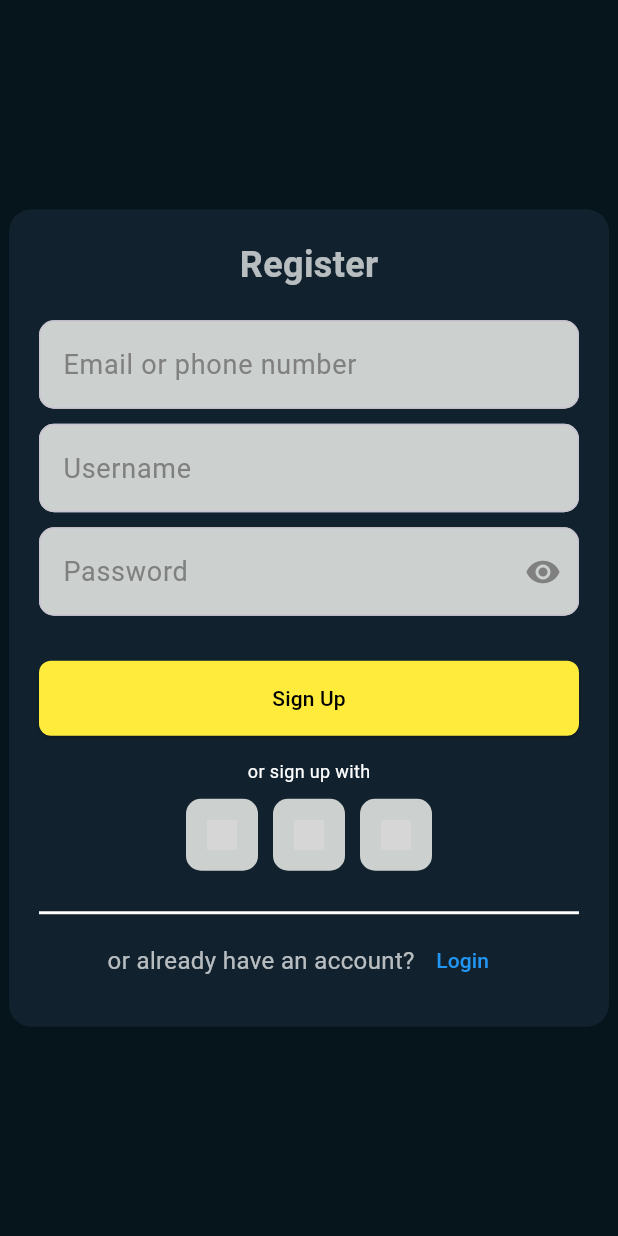
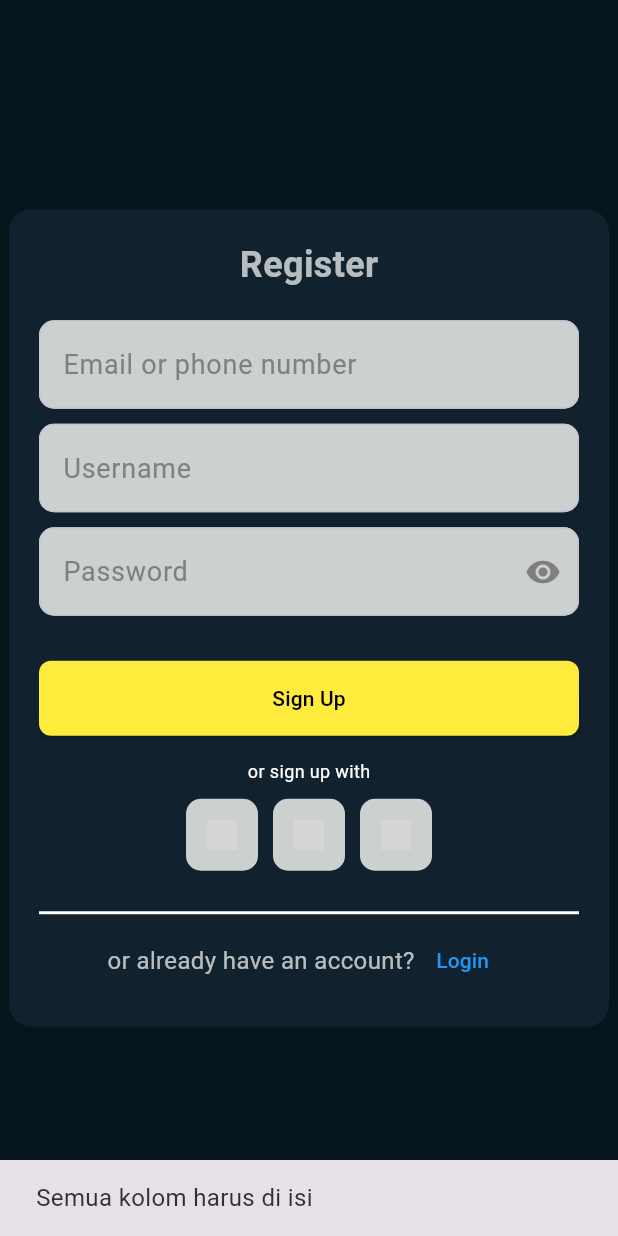
Before and after one commit to Boyzest-Saragih/streamingApp_Kelompok_8, a Flutter app: the RegisterScreen screen opened directly, after a tap on "Sign Up", on a phone screen of 412 x 824 dp. Run offline on Flutter 3.47's test engine with Material 3 defaults, Android fonts, the phone set to English and light mode, and no system bars; our stand-ins replace flutter_dotenv; grey boxes are pictures that could not be loaded.

```diff
--- a/lib/screens/register_screen.dart
+++ b/lib/screens/register_screen.dart
@@ -20,12 +20,30 @@ class _RegisterScreenState extends State<RegisterScreen> {
     String username = _usenameController.text;
     String password = _passwordController.text;
 
-    if (email.isNotEmpty || username.isNotEmpty || password.isNotEmpty) {
+    if (email.isEmpty || username.isEmpty || password.isEmpty) {
+      ScaffoldMessenger.of(
+        context,
+      ).showSnackBar(const SnackBar(content: Text("Semua kolom harus di isi")));
+      return;
+    }
+
+    if (password.length < 6) {
+      ScaffoldMessenger.of(context).showSnackBar(
+        const SnackBar(content: Text("Password minimal 6 karakter")),
+      );
+      return;
+    }
+
+    ScaffoldMessenger.of(
+      context,
+    ).showSnackBar(const SnackBar(content: Text("Registrasi berhasil!")));
+
+    Future.delayed(const Duration(seconds: 2), () {
       Navigator.pushReplacement(
         context,
         MaterialPageRoute(builder: (context) => HomeScreen()),
       );
-    }
+    });
   }
 
   @override
```
